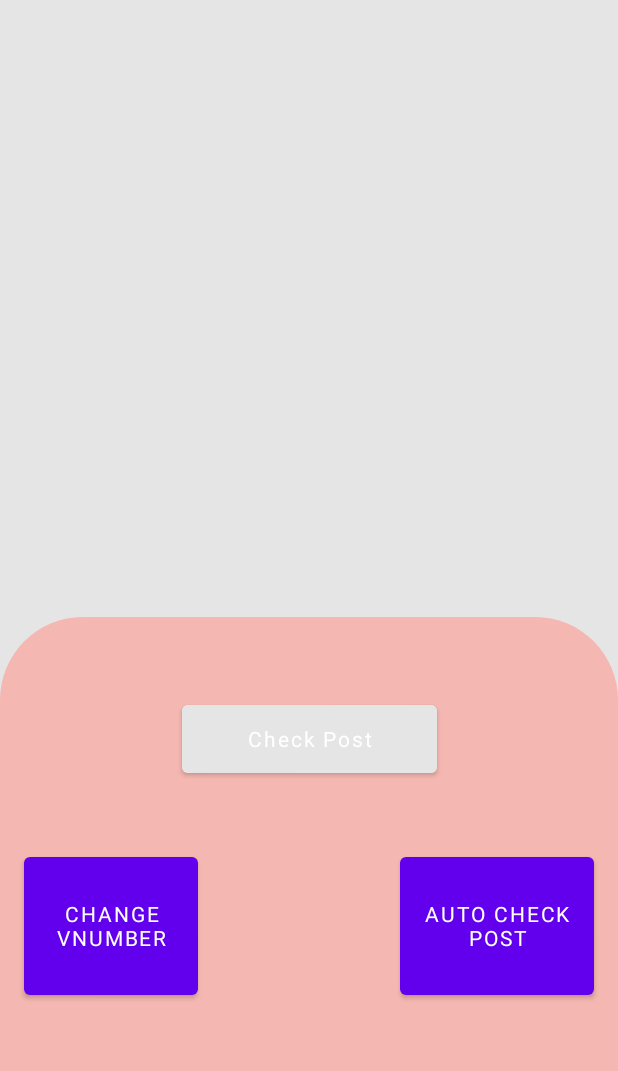
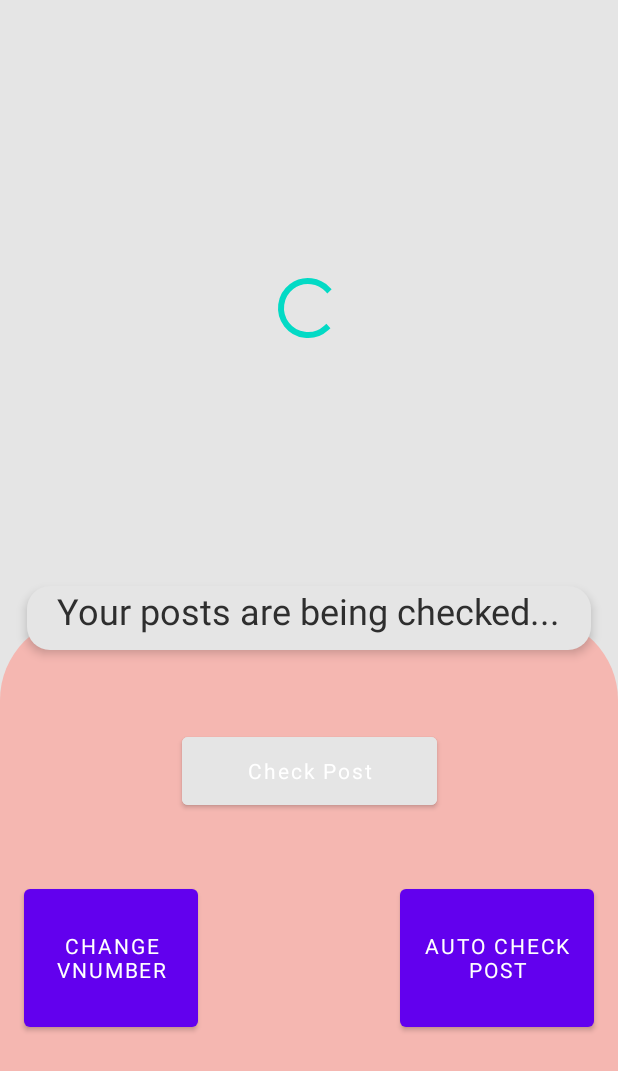
Before and after one commit to kadirbozkurt05/MyCoaMail, an Android app: the screen it shows after launch (MainActivity), on a phone screen of 412 x 824 dp. Shown: the top 1071 px of the screen. Run offline under Robolectric (Android 15) with nearby library versions, the light colour scheme and no system bars; Roboto replaces fonts that are not available here.

Commit message:
19/12/2022: Bazı metdolar değişti

```diff
--- a/app/src/main/java/com/kadirbozkurt/mycoamail/MainActivity.java
+++ b/app/src/main/java/com/kadirbozkurt/mycoamail/MainActivity.java
@@ -1,16 +1,16 @@
 package com.kadirbozkurt.mycoamail;
 
-import androidx.annotation.NonNull;
 import androidx.annotation.RequiresApi;
 import androidx.appcompat.app.AppCompatActivity;
 import androidx.appcompat.widget.AppCompatCheckBox;
+import androidx.core.content.ContextCompat;
 import androidx.work.Constraints;
 import androidx.work.Data;
 import androidx.work.NetworkType;
 import androidx.work.PeriodicWorkRequest;
 import androidx.work.WorkManager;
 import androidx.work.WorkRequest;
-
+import android.Manifest;
 import android.annotation.SuppressLint;
 import android.app.AlertDialog;
 import android.app.Dialog;
@@ -35,30 +35,15 @@ import android.widget.ProgressBar;
 import android.widget.RadioButton;
 import android.widget.RadioGroup;
 import android.widget.TextView;
-
-import com.google.android.gms.ads.AdError;
-import com.google.android.gms.ads.AdListener;
-import com.google.android.gms.ads.AdRequest;
-import com.google.android.gms.ads.AdView;
-import com.google.android.gms.ads.FullScreenContentCallback;
-import com.google.android.gms.ads.LoadAdError;
-import com.google.android.gms.ads.MobileAds;
-import com.google.android.gms.ads.initialization.InitializationStatus;
-import com.google.android.gms.ads.initialization.OnInitializationCompleteListener;
-import com.google.android.gms.ads.interstitial.InterstitialAd;
-import com.google.android.gms.ads.interstitial.InterstitialAdLoadCallback;
 import com.google.android.material.snackbar.Snackbar;
-
 import org.jsoup.Jsoup;
 import org.jsoup.nodes.Document;
 import org.jsoup.select.Elements;
-
 import java.io.IOException;
 import java.util.Arrays;
 import java.util.List;
 import java.util.concurrent.TimeUnit;
-//banner ad : ca-app-pub-8301793912429911/4443825316
-//intersititial ad: ca-app-pub-8301793912429911/8053620032
+
 
 public class MainActivity extends AppCompatActivity {
     private TextView textView;
@@ -74,17 +59,12 @@ public class MainActivity extends AppCompatActivity {
     private Button changeVnumButton;
     private Button changeUpdateTimeButton;
     private Button refreshButton;
-    private AdView mAdView;
-    AdRequest adRequest;
-    private InterstitialAd mInterstitialAd;
 
     @Override
     protected void onCreate(Bundle savedInstanceState) {
         super.onCreate(savedInstanceState);
         setContentView(R.layout.activity_main);
 
-        //loadAd();
-        //bannerAd();
         changeVnumButton = findViewById(R.id.changeVnumButton);
         changeUpdateTimeButton = findViewById(R.id.changeUpdateTimeButton);
         refreshButton = findViewById(R.id.refreshButton);
@@ -93,17 +73,15 @@ public class MainActivity extends AppCompatActivity {
         timeToRefresh = sharedPreferences.getInt("timeToRefresh",60);
         mailBox = findViewById(R.id.mailBox);
         textView = findViewById(R.id.textView);
-        textView.setVisibility(View.GONE);
+        progressBar = findViewById(R.id.progressBar);
+        textView.setText("Your posts are being checked...");
         mailBox.setVisibility(View.INVISIBLE);
-        progressBar = findViewById(R.id.progressBar);
-        progressBar.setVisibility(View.GONE);
+
         vNumDialog = new Dialog(this);
         openDialog();
 
 
     }
-
-
     protected class MailPage extends AsyncTask<Void, Void, Void> {
             public Elements element= null;
             @Override
@@ -122,7 +100,6 @@ public class MainActivity extends AppCompatActivity {
             @Override
             protected void onPostExecute(Void unused) {
                 super.onPostExecute(unused);
-                //showAd();
                 textView.setVisibility(View.VISIBLE);
                 refreshButton.setVisibility(View.VISIBLE);
                 progressBar.setVisibility(View.GONE);
@@ -141,7 +118,6 @@ public class MainActivity extends AppCompatActivity {
         @Override
         protected void onPreExecute() {
             super.onPreExecute();
-            //loadAd();
             progressBar.setVisibility(View.VISIBLE);
             mailBox.setVisibility(View.INVISIBLE);
 
@@ -167,8 +143,6 @@ public class MainActivity extends AppCompatActivity {
                         }).show();
                     }else{
                         ignoreBatteryOptimization();
-
-
                         sharedPreferences.edit().putString("vNum",vNum).commit();
                         vNumDialog.dismiss();
                         MailPage mailPage = new MailPage();
@@ -231,10 +205,13 @@ public class MainActivity extends AppCompatActivity {
             @Override
             public void onCheckedChanged(RadioGroup radioGroup, int i) {
                 if (minutes15.isChecked()){
+                    ignoreBatteryOptimization();
                     timeToRefresh = 15;
                 }else if (minutes30.isChecked()){
+                    ignoreBatteryOptimization();
                     timeToRefresh = 30;
                 }else if (minutes45.isChecked()){
+                    ignoreBatteryOptimization();
                     timeToRefresh = 45;
                 }else if (never.isChecked()){
                     timeToRefresh = Integer.MAX_VALUE;
@@ -263,89 +240,20 @@ public class MainActivity extends AppCompatActivity {
         });
     }
     public void refresh(View v){
+        progressBar.setVisibility(View.VISIBLE);
         refreshButton.setVisibility(View.INVISIBLE);
         changeVnumButton.setVisibility(View.INVISIBLE);
-        textView.setVisibility(View.INVISIBLE);
+        textView.setText("Your posts are being checked...");
         changeUpdateTimeButton.setVisibility(View.INVISIBLE);
         MailPage mailPage = new MailPage();
         mailPage.execute();
         executeWorkManager();
     }
-    public void loadAd(){
-        MobileAds.initialize(this, new OnInitializationCompleteListener() {
-            @Override
-            public void onInitializationComplete(InitializationStatus initializationStatus) {
-            }
-        });
-        adRequest = new AdRequest.Builder().build();
-
-        InterstitialAd.load(this,"ca-app-pub-8301793912429911/8053620032", adRequest,
-                new InterstitialAdLoadCallback() {
-                    @Override
-                    public void onAdLoaded(@NonNull InterstitialAd interstitialAd) {
-                        // The mInterstitialAd reference will be null until
-                        // an ad is loaded.
-                        mInterstitialAd = interstitialAd;
-                        fulscrn();
-                        //Log.i(TAG, "onAdLoaded");
-                    }
-
-                    @Override
-                    public void onAdFailedToLoad(@NonNull LoadAdError loadAdError) {
-                        // Handle the error
-                        //Log.d(TAG, loadAdError.toString());
-                        mInterstitialAd = null;
-                    }
-                });
-
-
-    }
-    public void showAd(){
-        if (mInterstitialAd != null) {
-            mInterstitialAd.show(MainActivity.this);
-        } else {
-            // Log.d("TAG", "The interstitial ad wasn't ready yet.");
-        }
-    }
-    public void fulscrn(){
-        mInterstitialAd.setFullScreenContentCallback(new FullScreenContentCallback() {
-            @Override
-            public void onAdClicked() {
-                // Called when a click is recorded for an ad.
-                //Log.d(TAG, "Ad was clicked.");
-            }
-
-            @Override
-            public void onAdDismissedFullScreenContent() {
-                // Called when ad is dismissed.
-                // Set the ad reference to null so you don't show the ad a second time.
-                //Log.d(TAG, "Ad dismissed fullscreen content.");
-                mInterstitialAd = null;
-            }
-
-            @Override
-            public void onAdFailedToShowFullScreenContent(AdError adError) {
-                // Called when ad fails to show.
-                //Log.e(TAG, "Ad failed to show fullscreen content.");
-                mInterstitialAd = null;
-            }
-
-            @Override
-            public void onAdImpression() {
-                // Called when an impression is recorded for an ad.
-                //Log.d(TAG, "Ad recorded an impression.");
-            }
-
-            @Override
-            public void onAdShowedFullScreenContent() {
-                // Called when ad is shown.
-                //Log.d(TAG, "Ad showed fullscreen content.");
-            }
-        });
-    }
     @RequiresApi(api = Build.VERSION_CODES.M)
     private void ignoreBatteryOptimization() {
-
+        if (ContextCompat.checkSelfPermission(this,Settings.ACTION_REQUEST_IGNORE_BATTERY_OPTIMIZATIONS)!=
+                PackageManager.PERMISSION_DENIED || ContextCompat.checkSelfPermission(this,Manifest.permission.REQUEST_IGNORE_BATTERY_OPTIMIZATIONS)!=
+                PackageManager.PERMISSION_DENIED){
             AlertDialog.Builder alert = new AlertDialog.Builder(this);
             alert.setMessage("You must allow permission this app to check your posts in background. Otherwise" +
                     "you will not get notification even if you received a post!");
@@ -370,15 +278,8 @@ public class MainActivity extends AppCompatActivity {
                 }
             });
             alert.show();
-
-
-
         }
-    public void runBackGround(View v){
-        ignoreBatteryOptimization();
     }
-
-
     public static List<Intent> POWER_MANAGER_INTENTS = Arrays.asList(
             new Intent().setComponent(new ComponentName("com.miui.securitycenter", "com.miui.permcenter.autostart.AutoStartManagementActivity")),
             new Intent().setComponent(new ComponentName("com.letv.android.letvsafe", "com.letv.android.letvsafe.AutobootManageActivity")),
@@ -391,8 +292,6 @@ public class MainActivity extends AppCompatActivity {
             new Intent().setComponent(new ComponentName("com.vivo.permissionmanager", "com.vivo.permissionmanager.activity.BgStartUpManagerActivity")),
             new Intent().setComponent(new ComponentName("com.asus.mobilemanager", "com.asus.mobilemanager.entry.FunctionActivity")).setData(android.net.Uri.parse("mobilemanager://function/entry/AutoStart"))
     );
-
-
     public static void startPowerSaverIntent(Context context) {
         SharedPreferences settings = context.getSharedPreferences("ProtectedApps", Context.MODE_PRIVATE);
         boolean skipMessage = settings.getBoolean("skipProtectedAppCheck", false);
@@ -425,8 +324,6 @@ public class MainActivity extends AppCompatActivity {
             }
         }
     }
-
-
     private static boolean isCallable(Context context, Intent intent) {
         List<ResolveInfo> list = context.getPackageManager().queryIntentActivities(intent,
                 PackageManager.MATCH_DEFAULT_ONLY);
--- a/app/src/main/res/layout/activity_main.xml
+++ b/app/src/main/res/layout/activity_main.xml
@@ -8,17 +8,18 @@
     tools:context=".MainActivity">
 
 
-
     <ProgressBar
         android:id="@+id/progressBar"
         style="?android:attr/progressBarStyle"
         android:layout_width="wrap_content"
         android:layout_height="wrap_content"
+        android:visibility="visible"
         app:layout_constraintBottom_toBottomOf="parent"
         app:layout_constraintEnd_toEndOf="parent"
+        app:layout_constraintHorizontal_bias="0.498"
         app:layout_constraintStart_toStartOf="parent"
         app:layout_constraintTop_toTopOf="parent"
-        app:layout_constraintVertical_bias="0.60"/>
+        app:layout_constraintVertical_bias="0.234" />
 
     <ImageView
         android:id="@+id/mailBox"
```
Also changed, not shown: app/src/main/res/drawable/notrmail.png (renamed from app/src/main/res/drawable/notr-mail.png). Lines whose indentation alone changed are shown as unchanged.
